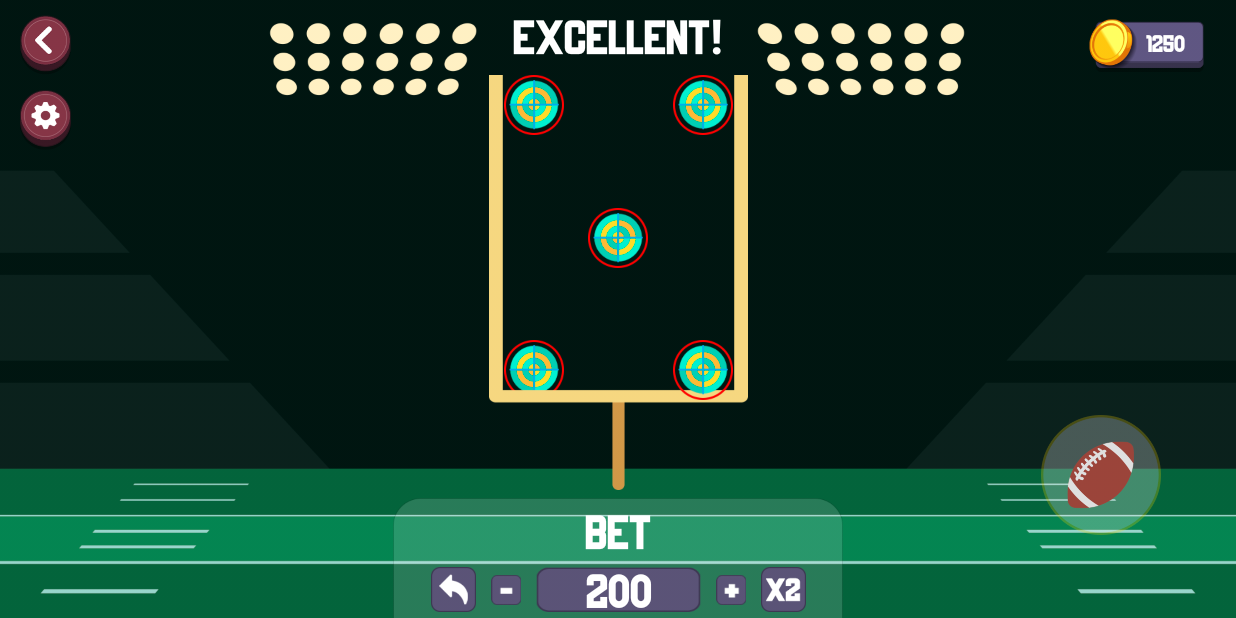
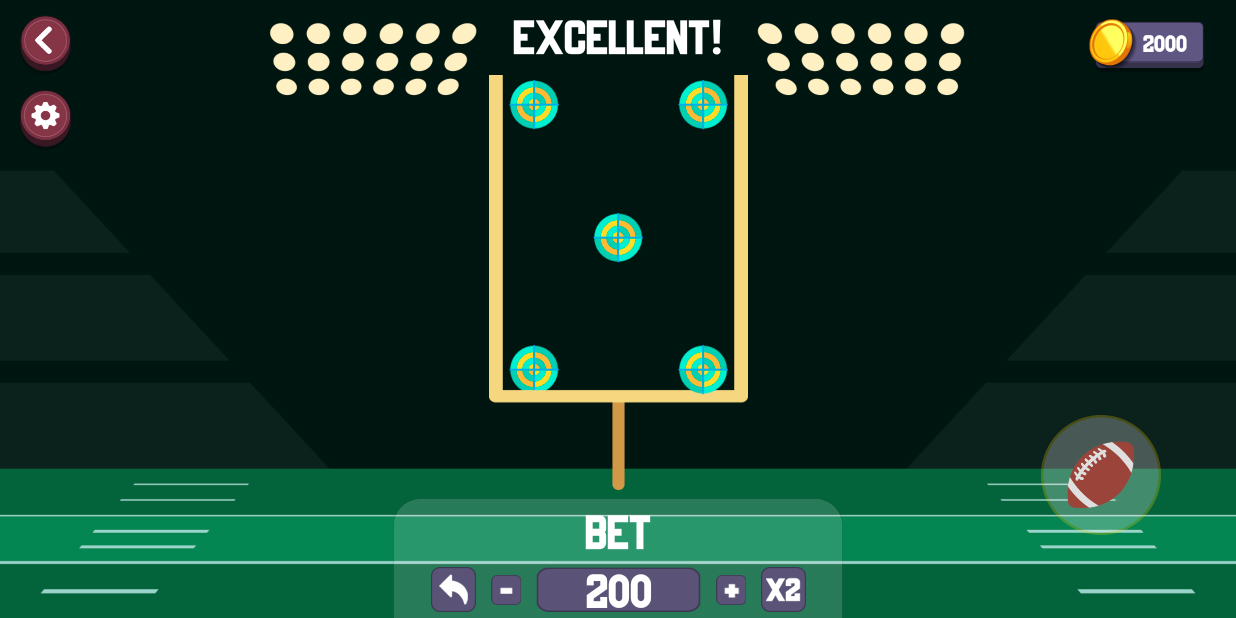
Before and after one commit to buthed/FootbalMaldini, an Android app built with Jetpack Compose: the footballMaldiniMatch screen opened through its navigation route, on a phone screen of 824 x 412 dp (held sideways). Run offline under Robolectric (Android 15) with nearby library versions, the phone set to English and light mode, and no system bars; our stand-ins replace Dagger/Hilt's generated code, constraintlayout-compose.

Commit message:
With balance and bet

```diff
--- a/app/src/main/java/com/example/footballmaldini/data/SharedPrefernceRepository.kt
+++ b/app/src/main/java/com/example/footballmaldini/data/SharedPrefernceRepository.kt
@@ -4,7 +4,7 @@ import android.content.SharedPreferences
 import javax.inject.Inject
 import javax.inject.Named
 
-class SharedPrefernceRepository @Inject constructor(
+class  SharedPrefernceRepository @Inject constructor(
 
     @Named("football_maldini_preference_balance")
     private val footballMaldiniPrefBalance: SharedPreferences,
--- a/app/src/main/java/com/example/footballmaldini/view/components/match/FootballMaldiniBetTab.kt
+++ b/app/src/main/java/com/example/footballmaldini/view/components/match/FootballMaldiniBetTab.kt
@@ -13,9 +13,10 @@ import androidx.compose.ui.res.stringResource
 import androidx.compose.ui.unit.dp
 import com.example.footballmaldini.R
 import com.example.footballmaldini.view.ui.theme.Typography
+import com.example.footballmaldini.view.viewmodels.FootballMaldiniMatchViewModels
 
 @Composable
-fun FootballMaldiniBetTab() {
+fun FootballMaldiniBetTab(viewmodel: FootballMaldiniMatchViewModels) {
     Box(Modifier.fillMaxSize(), contentAlignment = Alignment.BottomCenter) {
         Box(contentAlignment = Alignment.Center) {
             Image(painter = painterResource(id = R.drawable.bet01), contentDescription = "",
@@ -33,19 +34,19 @@ fun FootballMaldiniBetTab() {
                 Row(verticalAlignment = Alignment.CenterVertically,
                     horizontalArrangement = Arrangement.spacedBy(10.dp)) {
                     Image(painter = painterResource(id = R.drawable.reset), contentDescription = "",
-                        Modifier.size(30.dp).clickable { })
+                        Modifier.size(30.dp).clickable { viewmodel.footballMaldiniBetReset() })
                     Image(painter = painterResource(id = R.drawable.minus), contentDescription = "",
-                        Modifier.size(20.dp).clickable { })
+                        Modifier.size(20.dp).clickable { viewmodel.footballMaldiniMinus() })
                     Box(Modifier.height(30.dp).width(110.dp),
                         contentAlignment = Alignment.Center) {
                         Image(painter = painterResource(id = R.drawable.bet02), contentDescription = "",
                             Modifier.height(30.dp).width(120.dp), contentScale = ContentScale.FillBounds)
-                        Text(text = "200",Modifier.padding(top = 3.dp), style = Typography.h1)
+                        Text(text = viewmodel.footballMaldiniBet.toString(),Modifier.padding(top = 3.dp), style = Typography.h1)
                     }
                     Image(painter = painterResource(id = R.drawable.plus), contentDescription = "",
-                        Modifier.size(20.dp).clickable { })
+                        Modifier.size(20.dp).clickable { viewmodel.footballMaldiniPlus() })
                     Image(painter = painterResource(id = R.drawable.x2), contentDescription = "",
-                        Modifier.size(30.dp).clickable { })
+                        Modifier.size(30.dp).clickable { viewmodel.footballMaldiniBetX2() })
                 }
             }
         }
--- a/app/src/main/java/com/example/footballmaldini/view/screens/FootballMaldiniMatch.kt
+++ b/app/src/main/java/com/example/footballmaldini/view/screens/FootballMaldiniMatch.kt
@@ -1,6 +1,7 @@
 package com.example.footballmaldini.view.screens
 
 import androidx.compose.foundation.Image
+import androidx.compose.foundation.clickable
 import androidx.compose.foundation.layout.*
 import androidx.compose.runtime.Composable
 import androidx.compose.ui.Alignment
@@ -12,6 +13,7 @@ import androidx.compose.ui.unit.dp
 import androidx.constraintlayout.compose.ConstraintLayout
 import androidx.constraintlayout.compose.ConstraintSet
 import androidx.constraintlayout.compose.layoutId
+import androidx.hilt.navigation.compose.hiltViewModel
 import androidx.navigation.NavHostController
 import androidx.navigation.compose.rememberNavController
 import com.example.footballmaldini.R
@@ -20,18 +22,21 @@ import com.example.footballmaldini.view.components.match.FootballMaldiniBetTab
 import com.example.footballmaldini.view.components.match.FootballMaldiniResultText
 import com.example.footballmaldini.view.components.match.FootballMaldiniThrowButton
 import com.example.footballmaldini.view.ui.theme.FootballMaldiniTheme
+import com.example.footballmaldini.view.viewmodels.FootballMaldiniMatchViewModels
 
 @Composable
 fun FootballMaldiniMatch(navHostController: NavHostController) {
+    val viewmodel = hiltViewModel<FootballMaldiniMatchViewModels>()
+
     FootballMaldiniBackground()
 
     FootballMaldiniNavigateButtons(
         toMenu = { navHostController.popBackStack() },
         toOptions = { navHostController.navigate("footballMaldiniOptions")}
     )
-    FootballMaldiniBalanceTab(1250)
+    FootballMaldiniBalanceTab(viewmodel.footballMaldiniBalance)
 
-    FootballMaldiniBetTab()
+    FootballMaldiniBetTab(viewmodel)
 
     FootballMaldiniResultText()
 
@@ -45,37 +50,47 @@ fun FootballMaldiniMatch(navHostController: NavHostController) {
     ) {
         Image(painter = painterResource(id = R.drawable.gates), contentDescription = "",
             Modifier.layoutId("fmMatchGates"))
-        Box(Modifier.layoutId("fmMatchGoal1"), contentAlignment = Alignment.Center){
-            Image(painter = painterResource(id = R.drawable.select), contentDescription = "",
-                Modifier.size(40.dp))
-            Image(painter = painterResource(id = R.drawable.goal), contentDescription = "",
-                Modifier.size(33.dp))
+        Box(Modifier.layoutId("fmMatchGoal1").size(40.dp)
+            .clickable { viewmodel.footballMaldiniChoosedGoal = 1},
+            contentAlignment = Alignment.Center
+        ){
+            GoalTarget(viewmodel.footballMaldiniChoosedGoal == 1)
         }
-        Box(Modifier.layoutId("fmMatchGoal2"), contentAlignment = Alignment.Center){
-            Image(painter = painterResource(id = R.drawable.select), contentDescription = "",
-                Modifier.size(40.dp))
-            Image(painter = painterResource(id = R.drawable.goal), contentDescription = "",
-                Modifier.size(33.dp))
+        Box(Modifier.layoutId("fmMatchGoal2").size(40.dp)
+            .clickable { viewmodel.footballMaldiniChoosedGoal = 2},
+            contentAlignment = Alignment.Center
+        ){
+            GoalTarget(viewmodel.footballMaldiniChoosedGoal == 2)
         }
-        Box(Modifier.layoutId("fmMatchGoal3"), contentAlignment = Alignment.Center){
-            Image(painter = painterResource(id = R.drawable.select), contentDescription = "",
-                Modifier.size(40.dp))
-            Image(painter = painterResource(id = R.drawable.goal), contentDescription = "",
-                Modifier.size(33.dp))
+        Box(Modifier.layoutId("fmMatchGoal3").size(40.dp)
+            .clickable { viewmodel.footballMaldiniChoosedGoal = 3},
+            contentAlignment = Alignment.Center
+        ){
+            GoalTarget(viewmodel.footballMaldiniChoosedGoal == 3)
         }
-        Box(Modifier.layoutId("fmMatchGoal4"), contentAlignment = Alignment.Center){
-            Image(painter = painterResource(id = R.drawable.select), contentDescription = "",
-                Modifier.size(40.dp))
-            Image(painter = painterResource(id = R.drawable.goal), contentDescription = "",
-                Modifier.size(33.dp))
+        Box(Modifier.layoutId("fmMatchGoal4").size(40.dp)
+            .clickable { viewmodel.footballMaldiniChoosedGoal = 4},
+            contentAlignment = Alignment.Center
+        ){
+            GoalTarget(viewmodel.footballMaldiniChoosedGoal == 4)
         }
-        Box(Modifier.layoutId("fmMatchGoal5"), contentAlignment = Alignment.Center){
-            Image(painter = painterResource(id = R.drawable.select), contentDescription = "",
-                Modifier.size(40.dp))
-            Image(painter = painterResource(id = R.drawable.goal), contentDescription = "",
-                Modifier.size(33.dp))
+        Box(Modifier.layoutId("fmMatchGoal5").size(40.dp)
+            .clickable { viewmodel.footballMaldiniChoosedGoal = 5},
+            contentAlignment = Alignment.Center
+        ){
+            GoalTarget(viewmodel.footballMaldiniChoosedGoal == 5)
         }
     }
+}
+
+@Composable
+private fun GoalTarget(selected: Boolean) {
+    if (selected) {
+        Image(painter = painterResource(id = R.drawable.select), contentDescription = "",
+            Modifier.size(40.dp))
+    }
+    Image(painter = painterResource(id = R.drawable.goal), contentDescription = "",
+        Modifier.size(33.dp))
 }
 
 @Composable
--- a/app/src/main/java/com/example/footballmaldini/view/screens/FootballMaldiniOptions.kt
+++ b/app/src/main/java/com/example/footballmaldini/view/screens/FootballMaldiniOptions.kt
@@ -29,7 +29,7 @@ fun FootballMaldiniOptions(navHostController: NavHostController) {
 
     FootballMaldiniNavigateButtons(
         toMenu = { navHostController.popBackStack() },
-        toOptions = { navHostController.navigate("footballMaldiniOptions")}
+        toOptions = {}
     )
 
     ConstraintLayout(footballMaldiniOptionsConstraintSet(), Modifier.fillMaxSize()) {
--- a/app/src/main/java/com/example/footballmaldini/view/viewmodels/FootballMaldiniMatchViewModels.kt
+++ b/app/src/main/java/com/example/footballmaldini/view/viewmodels/FootballMaldiniMatchViewModels.kt
@@ -1,5 +1,8 @@
 package com.example.footballmaldini.view.viewmodels
 
+import androidx.compose.runtime.getValue
+import androidx.compose.runtime.mutableStateOf
+import androidx.compose.runtime.setValue
 import androidx.lifecycle.ViewModel
 import dagger.hilt.android.lifecycle.HiltViewModel
 import javax.inject.Inject
@@ -9,4 +12,25 @@ class FootballMaldiniMatchViewModels @Inject constructor(
 
 ): ViewModel() {
 
+    var footballMaldiniChoosedGoal by mutableStateOf(0)
+
+    var footballMaldiniBalance by mutableStateOf(2000)
+
+    var footballMaldiniBet by mutableStateOf(200)
+
+    fun footballMaldiniBetReset() {
+        footballMaldiniBet = 0
+    }
+
+    fun footballMaldiniBetX2() {
+        if ((footballMaldiniBet * 2)<=footballMaldiniBalance) footballMaldiniBet *= 2
+    }
+
+    fun footballMaldiniMinus() {
+        if ((footballMaldiniBet-100)>=0) footballMaldiniBet-=100
+    }
+
+    fun footballMaldiniPlus() {
+        if ((footballMaldiniBet+100)<=footballMaldiniBalance) footballMaldiniBet+=100
+    }
 }
```
